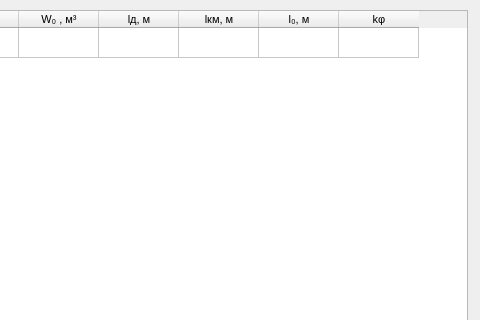
First picture: the form in GUI/MainWindow/artsys.ui, repository sabbraxcaddabra/IntBalOptimization, before the edit; both pictures show x 243 to 723 and y 0 to 320 of the 723 by 500 pixel window.
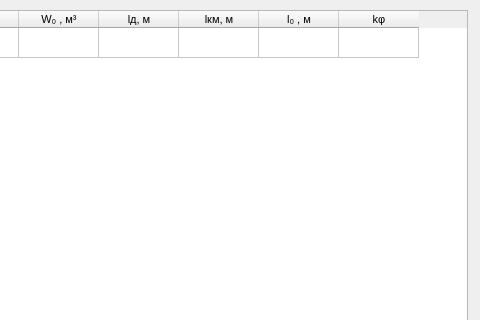
Second picture: the form after the edit.

```diff
--- a/GUI/MainWindow/artsys.ui
+++ b/GUI/MainWindow/artsys.ui
@@ -18,13 +18,13 @@
   </property>
   <property name="minimumSize">
    <size>
-    <width>500</width>
+    <width>723</width>
     <height>500</height>
    </size>
   </property>
   <property name="maximumSize">
    <size>
-    <width>1193</width>
+    <width>723</width>
     <height>500</height>
    </size>
   </property>
@@ -123,7 +123,7 @@
    </column>
    <column>
     <property name="text">
-     <string>l₀, м</string>
+     <string>l₀ , м</string>
     </property>
    </column>
    <column>
```
